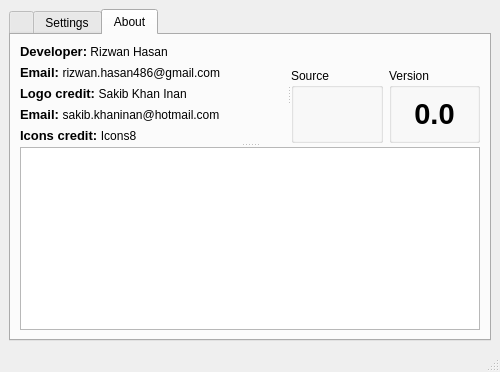
Above: ui/mainwindow.ui from Rizwan-Hasan/Free-Hash-Checker before the change. Below: the same form after it.
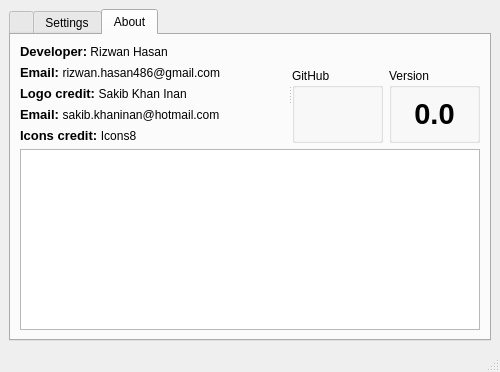
That is the form after the change. The open tabs and pages were chosen to show the change. Icons and pictures are not drawn.

Diff of the .ui file:
```diff
--- a/ui/mainwindow.ui
+++ b/ui/mainwindow.ui
@@ -430,16 +430,6 @@
        </attribute>
        <layout class="QVBoxLayout" name="verticalLayout_7">
         <item>
-         <widget class="QSplitter" name="splitter_2">
-          <property name="orientation">
-           <enum>Qt::Vertical</enum>
-          </property>
-          <property name="opaqueResize">
-           <bool>false</bool>
-          </property>
-          <property name="childrenCollapsible">
-           <bool>true</bool>
-          </property>
           <widget class="QSplitter" name="splitter">
            <property name="orientation">
             <enum>Qt::Horizontal</enum>
@@ -521,7 +511,7 @@
                <item>
                 <widget class="QGroupBox" name="groupBox_2">
                  <property name="title">
-                  <string>Source</string>
+                 <string>GitHub</string>
                  </property>
                  <layout class="QVBoxLayout" name="verticalLayout_5">
                   <item>
@@ -558,11 +548,12 @@
             </layout>
            </widget>
           </widget>
+        </item>
+        <item>
           <widget class="QTextBrowser" name="licenseTextBrowser">
            <property name="openExternalLinks">
             <bool>true</bool>
            </property>
-          </widget>
          </widget>
         </item>
        </layout>
```
Lines whose indentation alone changed are shown as unchanged.
